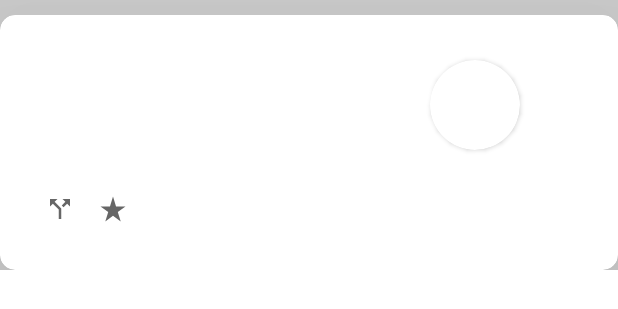
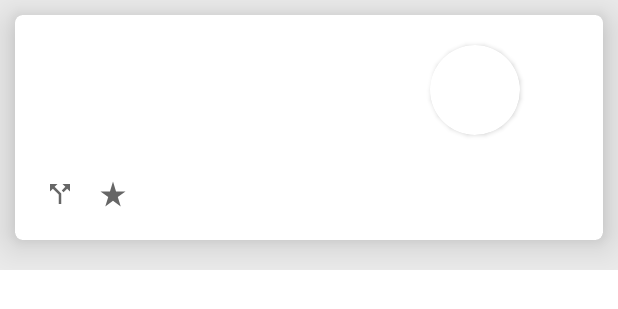
Before and after one commit to GamosiDEV/MobileDevTest, an Android app: the layout card_view.xml on its own in the app's theme, with its tools: preview values and no code run, on a phone screen of 412 x 824 dp. Shown: the top 309 px of the screen. Run offline under Robolectric (Android 15) with nearby library versions, the phone set to English and light mode, and no system bars.

Commit message:
Alterações no Cardview

```diff
--- a/app/src/main/res/layout/activity_main.xml
+++ b/app/src/main/res/layout/activity_main.xml
@@ -8,7 +8,6 @@
 
     <androidx.recyclerview.widget.RecyclerView
         android:id="@+id/recyclerView"
-        android:layout_margin="2dp"
         android:layout_width="match_parent"
         android:layout_height="match_parent"/>
 
--- a/app/src/main/res/layout/card_view.xml
+++ b/app/src/main/res/layout/card_view.xml
@@ -1,62 +1,68 @@
 <?xml version="1.0" encoding="utf-8"?>
 <androidx.constraintlayout.widget.ConstraintLayout xmlns:android="http://schemas.android.com/apk/res/android"
     android:layout_width="match_parent"
-    android:layout_height="wrap_content"
-    android:background="#d4d4d4"
-    xmlns:app="http://schemas.android.com/apk/res-auto">
+    android:layout_height="180dp"
+    xmlns:app="http://schemas.android.com/apk/res-auto"
+    xmlns:card_view="http://schemas.android.com/tools"
+    android:background="#ececec">
 
     <androidx.cardview.widget.CardView
         android:id="@+id/card_principal"
-        app:cardElevation="100dp"
-        app:cardCornerRadius="10dp"
+        android:layout_width="match_parent"
+        android:layout_height="wrap_content"
         app:cardBackgroundColor="#FFFFFF"
-        app:layout_constraintTop_toTopOf="parent"
+        app:cardCornerRadius="5dp"
+        app:cardElevation="16dp"
+
+        android:layout_marginTop="10dp"
+        android:layout_marginLeft="10dp"
+        android:layout_marginRight="10dp"
+
+        card_view:contentPadding="5dp"
+
         app:layout_constraintLeft_toLeftOf="parent"
-        android:layout_marginTop="10dp"
-        android:layout_width="match_parent"
-        android:layout_height="wrap_content">
+        app:layout_constraintTop_toTopOf="parent">
 
         <androidx.constraintlayout.widget.ConstraintLayout
-            android:layout_margin="20dp"
             android:layout_width="match_parent"
-            android:layout_height="wrap_content">
+            android:layout_height="wrap_content"
+            android:layout_margin="10dp">
 
             <LinearLayout
                 android:id="@+id/repositoryInfo"
-                android:orientation="vertical"
                 android:layout_width="wrap_content"
                 android:layout_height="wrap_content"
-                app:layout_constraintTop_toTopOf="parent"
-                app:layout_constraintLeft_toLeftOf="parent">
+                android:orientation="vertical"
+                app:layout_constraintLeft_toLeftOf="parent"
+                app:layout_constraintTop_toTopOf="parent">
 
                 <TextView
                     android:id="@+id/repositoryName"
-                    android:layout_marginTop="20dp"
                     android:layout_width="200dp"
                     android:layout_height="wrap_content"
-                    />
+                    android:layout_marginTop="20dp" />
+
                 <TextView
                     android:id="@+id/repositoryDescription"
-                    android:layout_marginTop="20dp"
                     android:layout_width="200dp"
                     android:layout_height="40dp"
-                    />
+                    android:layout_marginTop="20dp" />
 
             </LinearLayout>
 
             <LinearLayout
                 android:id="@+id/userInfo"
-                android:orientation="vertical"
                 android:layout_width="wrap_content"
                 android:layout_height="wrap_content"
+                android:orientation="vertical"
                 app:layout_constraintRight_toRightOf="parent"
                 app:layout_constraintTop_toTopOf="parent">
 
                 <androidx.cardview.widget.CardView
                     android:layout_width="60dp"
                     android:layout_height="60dp"
+                    android:layout_gravity="center_horizontal"
                     android:layout_marginTop="10dp"
-                    android:layout_gravity="center_horizontal"
                     app:cardCornerRadius="250dp">
 
                     <ImageView
@@ -64,19 +70,18 @@
                         android:layout_width="60dp"
                         android:layout_height="60dp"
                         android:layout_gravity="center_horizontal"
-                        android:contentDescription=""/>
+                        android:contentDescription="" />
 
                 </androidx.cardview.widget.CardView>
-
 
 
                 <TextView
                     android:id="@+id/repositoryUserName"
                     android:layout_width="100dp"
                     android:layout_height="20dp"
+                    android:layout_gravity="center_horizontal"
                     android:layout_marginTop="10dp"
-                    android:textAlignment="center"
-                    android:layout_gravity="center_horizontal"/>
+                    android:textAlignment="center" />
 
                 <TextView
                     android:id="@+id/userName"
@@ -84,7 +89,7 @@
                     android:layout_height="20dp"
                     android:layout_marginTop="10dp"
                     android:gravity="center_horizontal"
-                    android:textAlignment="center"/>
+                    android:textAlignment="center" />
 
             </LinearLayout>
 
@@ -101,28 +106,29 @@
                     android:layout_width="20dp"
                     android:layout_height="20dp"
                     android:layout_marginStart="10dp"
-                    android:src="@drawable/branch_ic"/>
+                    android:src="@drawable/branch_ic" />
+
                 <TextView
                     android:id="@+id/forkNumber"
                     android:layout_width="wrap_content"
                     android:layout_height="wrap_content"
-                    android:layout_marginStart="5dp"/>
+                    android:layout_marginStart="5dp" />
 
                 <ImageView
                     android:id="@+id/starIcon"
                     android:layout_width="20dp"
                     android:layout_height="20dp"
                     android:layout_marginStart="10dp"
-                    android:src="@drawable/star_ic"/>
+                    android:src="@drawable/star_ic" />
+
                 <TextView
                     android:id="@+id/starNumber"
                     android:layout_width="wrap_content"
                     android:layout_height="wrap_content"
-                    android:layout_marginStart="5dp"/>
+                    android:layout_marginStart="5dp" />
 
 
             </LinearLayout>
-
 
 
         </androidx.constraintlayout.widget.ConstraintLayout>
```
